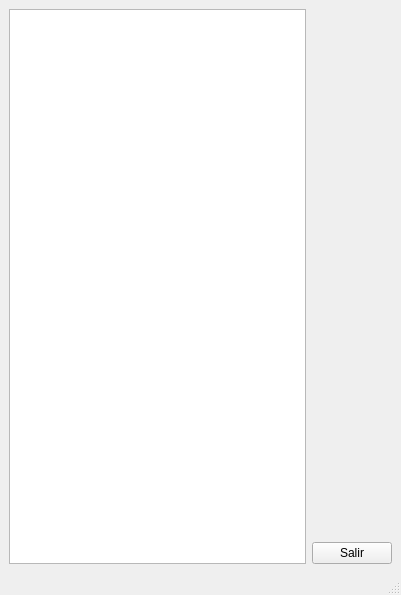
This is clientes.ui in waltermas-gitter/infomesas-gui as Qt 5 draws it before an edit. The edited form follows.
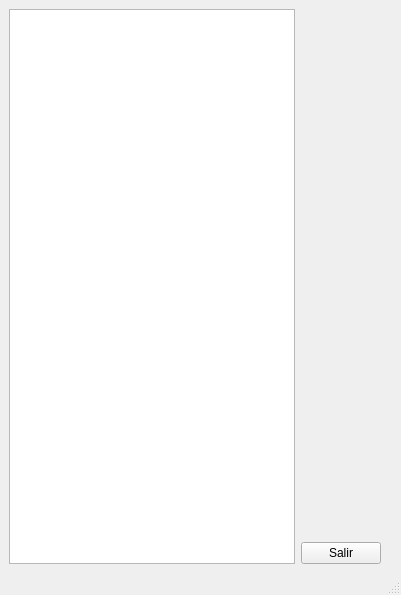
This is the edited form. Icons and pictures are not drawn.

```diff
--- a/clientes.ui
+++ b/clientes.ui
@@ -15,6 +15,9 @@
   </property>
   <widget class="QWidget" name="centralwidget">
    <layout class="QGridLayout" name="gridLayout">
+    <property name="rightMargin">
+     <number>20</number>
+    </property>
     <item row="0" column="0">
      <widget class="QTableWidget" name="clientesTableWidget">
       <property name="editTriggers">
```
